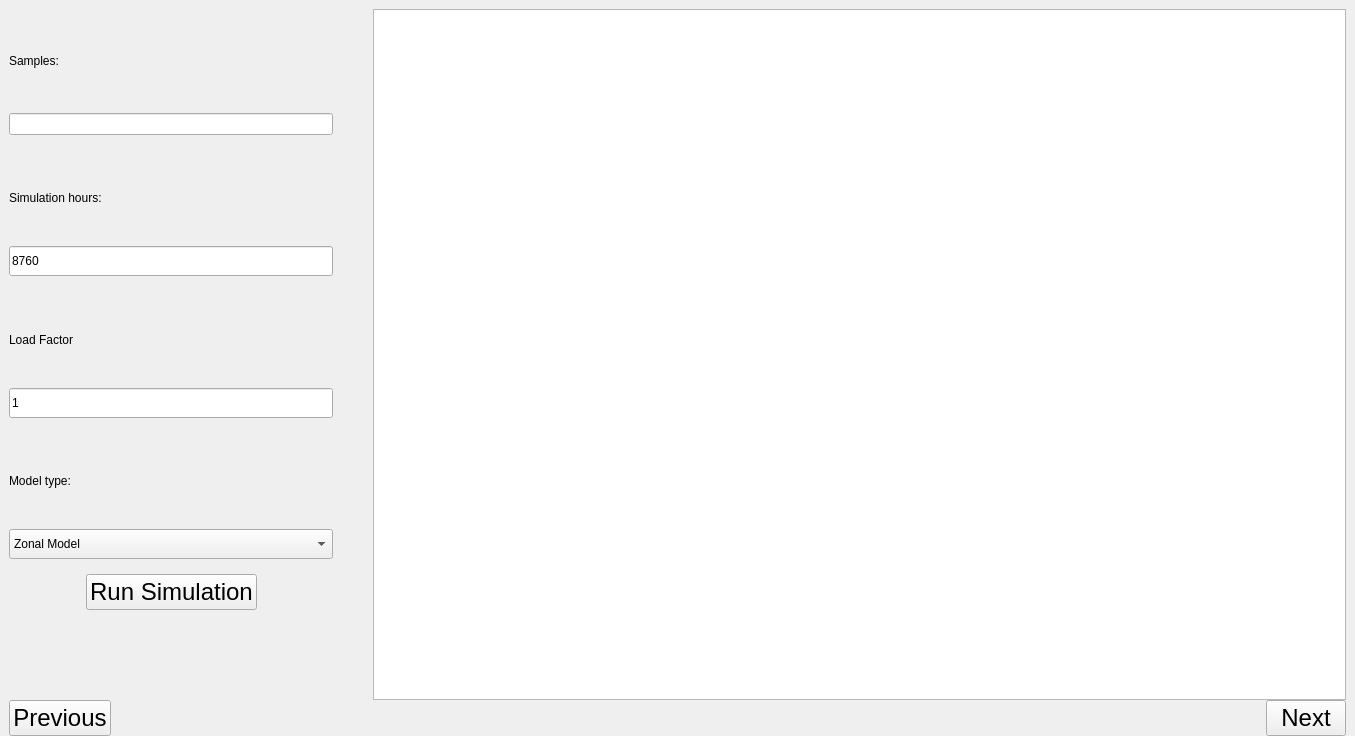
Old version of the form progress/App/simulation/ui/sim_gui.ui in the repository sandialabs/snl-progress.
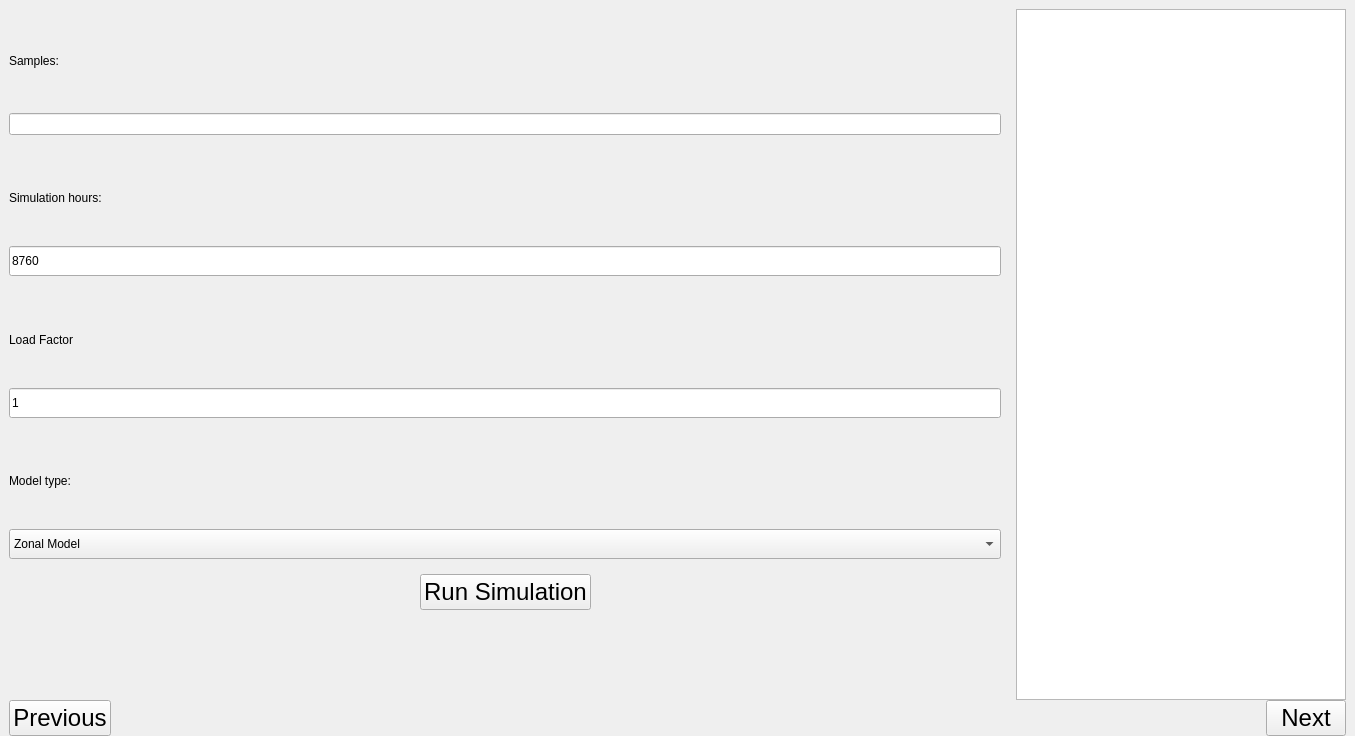
New version of the form.

```diff
--- a/progress/App/simulation/ui/sim_gui.ui
+++ b/progress/App/simulation/ui/sim_gui.ui
@@ -64,9 +64,9 @@
         <property name="frameShadow">
          <enum>QFrame::Shadow::Raised</enum>
         </property>
-        <layout class="QHBoxLayout" name="horizontalLayout_36" stretch="1,0,3">
+        <layout class="QHBoxLayout" name="horizontalLayout_36" stretch="3,1">
          <property name="spacing">
-          <number>0</number>
+          <number>15</number>
          </property>
          <property name="leftMargin">
           <number>0</number>
@@ -397,23 +397,46 @@
           </widget>
          </item>
          <item>
-          <spacer name="horizontalSpacer_24">
-           <property name="orientation">
-            <enum>Qt::Orientation::Horizontal</enum>
+          <widget class="QFrame" name="sim_process_frame">
+           <property name="frameShape">
+            <enum>QFrame::Shape::NoFrame</enum>
            </property>
-           <property name="sizeHint" stdset="0">
-            <size>
-             <width>40</width>
-             <height>20</height>
-            </size>
+           <property name="frameShadow">
+            <enum>QFrame::Shadow::Raised</enum>
            </property>
-          </spacer>
-         </item>
-         <item>
-          <widget class="QTextBrowser" name="textBrowser_2">
-           <property name="styleSheet">
-            <string notr="true"/>
-           </property>
+           <layout class="QHBoxLayout" name="horizontalLayout">
+            <property name="spacing">
+             <number>0</number>
+            </property>
+            <property name="leftMargin">
+             <number>0</number>
+            </property>
+            <property name="topMargin">
+             <number>0</number>
+            </property>
+            <property name="rightMargin">
+             <number>0</number>
+            </property>
+            <property name="bottomMargin">
+             <number>0</number>
+            </property>
+            <item>
+             <widget class="QTextBrowser" name="textBrowser_2">
+              <property name="maximumSize">
+               <size>
+                <width>16777215</width>
+                <height>16777215</height>
+               </size>
+              </property>
+              <property name="styleSheet">
+               <string notr="true"/>
+              </property>
+              <property name="frameShape">
+               <enum>QFrame::Shape::StyledPanel</enum>
+              </property>
+             </widget>
+            </item>
+           </layout>
           </widget>
          </item>
         </layout>
```
